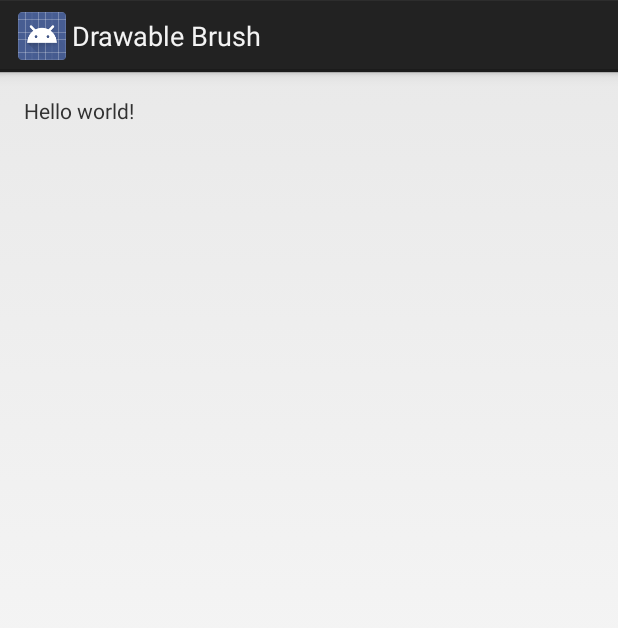
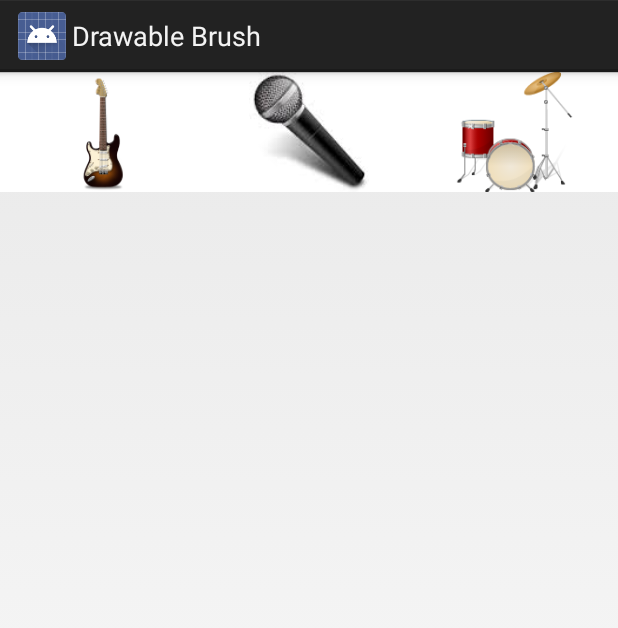
Before and after one commit to MMavrov/Android-Tasks, an Android app: the screen it shows after launch (DrawableBrush), on a phone screen of 412 x 824 dp. Shown: the top 628 px of the screen. Run offline under Robolectric (Android 15) with nearby library versions, the phone set to English and light mode, and no system bars.

Commit message:
Basic dragging
Problems with the actual drawing of the view. At the moment the view is
just dragged around which is wrong. Also the picture is drawn away from
the touch event coordinates.

```diff
--- a/DrawableBrush/app/src/main/java/com/example/mavr0/drawablebrush/DrawableBrush.java
+++ b/DrawableBrush/app/src/main/java/com/example/mavr0/drawablebrush/DrawableBrush.java
@@ -1,14 +1,69 @@
 package com.example.mavr0.drawablebrush;
 
 import android.app.Activity;
+import android.content.Context;
+import android.graphics.Bitmap;
+import android.graphics.Canvas;
+import android.graphics.Paint;
+import android.graphics.drawable.Drawable;
 import android.os.Bundle;
+import android.view.MotionEvent;
+import android.view.View;
+import android.widget.ImageButton;
+import android.widget.LinearLayout;
+import android.widget.RelativeLayout;
 
 
 public class DrawableBrush extends Activity {
+    Drawable currentBrush;
+    RelativeLayout root;
+    LinearLayout brushesLayout;
+    Brush view;
+    Bitmap bitmap;
+    Paint paint;
+    Canvas canvas;
 
     @Override
     protected void onCreate(Bundle savedInstanceState) {
         super.onCreate(savedInstanceState);
         setContentView(R.layout.activity_drawable_brush);
+
+        root = (RelativeLayout) findViewById(R.id.root);
+        brushesLayout = (LinearLayout) findViewById(R.id.brushes);
+
+        bitmap = Bitmap.createBitmap(128, 128, Bitmap.Config.ARGB_8888);
+        canvas = new Canvas(bitmap);
+
+        view = new Brush(DrawableBrush.this);
+        root.addView(view);
+    }
+
+    @Override
+    public boolean onTouchEvent(MotionEvent event) {
+
+        currentBrush = ((ImageButton) findViewById(R.id.guitar)).getDrawable();
+
+        currentBrush.draw(canvas);
+
+//        view.setLayoutParams(new RelativeLayout.LayoutParams(brushesLayout.getHeight(), brushesLayout.getWidth()/3));
+        view.setX(event.getRawX());
+        view.setY(event.getRawY());
+        view.setAlpha(0.5f);
+        view.invalidate();
+
+        return true;
+    }
+
+    private class Brush extends View{
+
+        public Brush(Context context) {
+            super(context);
+        }
+
+        @Override
+        protected void onDraw(Canvas c) {
+            c.drawBitmap(bitmap, 0, 0, null);
+            super.onDraw(canvas);
+        }
     }
 }
--- a/DrawableBrush/app/src/main/res/layout/activity_drawable_brush.xml
+++ b/DrawableBrush/app/src/main/res/layout/activity_drawable_brush.xml
@@ -1,16 +1,43 @@
-<RelativeLayout xmlns:android="http://schemas.android.com/apk/res/android"
+<RelativeLayout
+    android:id="@+id/root"
+    xmlns:android="http://schemas.android.com/apk/res/android"
     xmlns:tools="http://schemas.android.com/tools"
     android:layout_width="match_parent"
     android:layout_height="match_parent"
-    android:paddingLeft="@dimen/activity_horizontal_margin"
-    android:paddingRight="@dimen/activity_horizontal_margin"
-    android:paddingTop="@dimen/activity_vertical_margin"
-    android:paddingBottom="@dimen/activity_vertical_margin"
-    tools:context=".DrawableBrush">
+    tools:context=".DrawableBrush" >
 
-    <TextView
-        android:text="@string/hello_world"
-        android:layout_width="wrap_content"
-        android:layout_height="wrap_content" />
+    <LinearLayout
+        android:id="@+id/brushes"
+        android:layout_width="match_parent"
+        android:layout_height="80dp">
+
+        <ImageButton
+            android:id="@+id/guitar"
+            android:layout_width="match_parent"
+            android:layout_height="match_parent"
+            android:layout_weight="1"
+            android:src="@drawable/guitar_icon"
+            android:scaleType="fitCenter"
+            android:background="#FFFFFF" />
+
+        <ImageButton
+            android:id="@+id/mic"
+            android:layout_width="match_parent"
+            android:layout_height="match_parent"
+            android:layout_weight="1"
+            android:src="@drawable/mic_icon"
+            android:scaleType="fitCenter"
+            android:background="#FFFFFF" />
+
+        <ImageButton
+            android:id="@+id/piano"
+            android:layout_width="match_parent"
+            android:layout_height="match_parent"
+            android:layout_weight="1"
+            android:src="@drawable/drums_icon"
+            android:scaleType="fitCenter"
+            android:background="#FFFFFF" />
+
+    </LinearLayout>
 
 </RelativeLayout>
```
Also changed, not shown: DrawableBrush/app/src/main/res/drawable-hdpi/bass_icon.jpg (added), DrawableBrush/app/src/main/res/drawable-hdpi/drums_icon.png (added), DrawableBrush/app/src/main/res/drawable-hdpi/guitar.jpg (deleted), DrawableBrush/app/src/main/res/drawable-hdpi/guitar_icon.png (added), DrawableBrush/app/src/main/res/drawable-hdpi/mic.jpg (deleted), DrawableBrush/app/src/main/res/drawable-hdpi/mic_icon.jpg (added), DrawableBrush/app/src/main/res/drawable-hdpi/piano.jpg (deleted).
